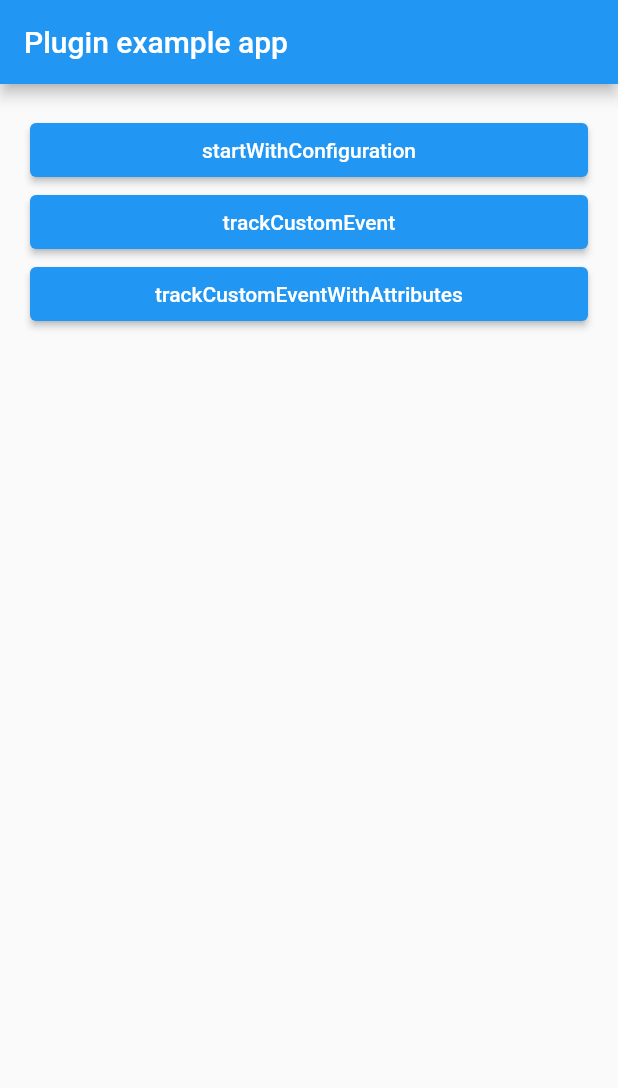
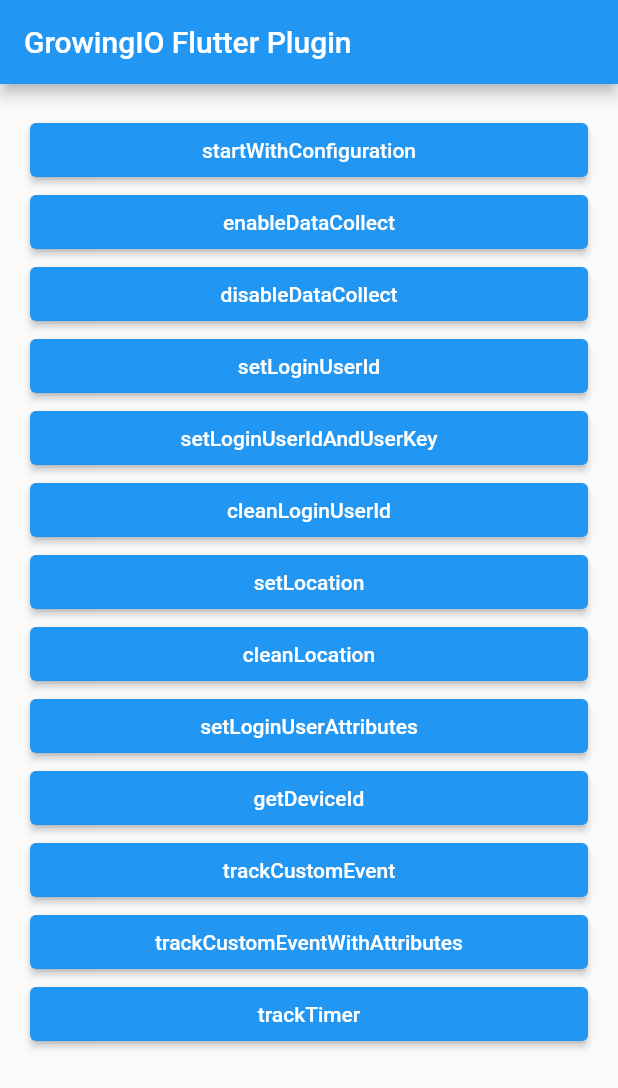
Before and after one commit to growingio/flutter-growingio-sdk-autotracker-plugin, a Flutter app: the screen it shows after launch, after a tap on "startWithConfiguration", on a phone screen of 412 x 824 dp. Shown: the top 1088 px of the screen. Run offline on Flutter 3.47's test engine with Material 2 defaults, Android fonts, the phone set to English and light mode, and no system bars; our stand-ins replace plugin_platform_interface.

Commit message:
feat: flutter plugin

```diff
--- a/example/lib/main.dart
+++ b/example/lib/main.dart
@@ -3,6 +3,7 @@
 
 import 'package:flutter/services.dart';
 import 'package:growingio_sdk_autotracker/growingio_sdk_autotracker.dart';
+import 'package:growingio_sdk_autotracker_example/trackTimerPage.dart';
 
 void main() {
   runApp(const MyApp());
@@ -16,45 +17,14 @@
 }
 
 class _MyAppState extends State<MyApp> {
-  String _platformVersion = 'Unknown';
-  final _growingioSdkAutotrackerPlugin = GrowingioSdkAutotracker();
-
-  @override
-  void initState() {
-    super.initState();
-    initPlatformState();
-  }
-
-  // Platform messages are asynchronous, so we initialize in an async method.
-  Future<void> initPlatformState() async {
-    String platformVersion;
-    // Platform messages may fail, so we use a try/catch PlatformException.
-    // We also handle the message potentially returning null.
-    try {
-      platformVersion =
-          await _growingioSdkAutotrackerPlugin.getPlatformVersion() ?? 'Unknown platform version';
-    } on PlatformException {
-      platformVersion = 'Failed to get platform version.';
-    }
-
-    // If the widget was removed from the tree while the asynchronous platform
-    // message was in flight, we want to discard the reply rather than calling
-    // setState to update our non-existent appearance.
-    if (!mounted) return;
-
-    setState(() {
-      _platformVersion = platformVersion;
-    });
-  }
+  final gio = GrowingioSdkAutotracker();
 
   @override
   Widget build(BuildContext context) {
-    final gio = GrowingioSdkAutotracker();
-
     return MaterialApp(
       home: Scaffold(
         appBar: AppBar(
-          title: const Text('Plugin example app'),
+          title: const Text('GrowingIO Flutter Plugin'),
         ),
         body: ListView(
           padding: const EdgeInsets.all(20.0),
@@ -66,9 +36,68 @@
                   projectId: "1234567890",
                   dataCollectionServerHost: "https://run.mocky.io/v3/08999138-a180-431d-a136-051f3c6bd306",
                   dataSourceId: "1234567890",
-                  debugEnabled: true);
+                  // urlScheme: "growing.xxxxx",
+                  debugEnabled: true,
+                  // dataCollectionEnabled: true,
+                  // idMappingEnabled: true,
+                  // encryptEnabled: true,
+                  // cellularDataLimit: 10,
+                  // dataUploadInterval: 15,
+                  // sessionInterval: 20,
+                  // excludeEvent: growingFilterEventValues[GrowingFilterEvent.clickChangeSubmit],
+                  // ignoreField: growingIgnoreFieldValues[GrowingIgnoreField.networkState],
+                  );
               }
             ),
+            ElevatedButton(
+              child: const Text("enableDataCollect"),
+              onPressed: () {
+                gio.setDataCollectionEnabled(true);
+              }
+            ),
+            ElevatedButton(
+              child: const Text("disableDataCollect"),
+              onPressed: () {
+                gio.setDataCollectionEnabled(false);
+              }
+            ),
+            ElevatedButton(
+              child: const Text("setLoginUserId"),
+              onPressed: () {
+                gio.setLoginUserId(userId: "12345");
+              }
+            ),
+            ElevatedButton(
+              child: const Text("setLoginUserIdAndUserKey"),
+              onPressed: () {
+                gio.setLoginUserId(userId: "54321", userKey: "iPhone");
+              }
+            ),
+            ElevatedButton(
+              child: const Text("cleanLoginUserId"),
+              onPressed: () {
+                gio.cleanLoginUserId();
+              }
+            ),
+            ElevatedButton(
+              child: const Text("setLocation"),
+              onPressed: () {
+                gio.setLocation(latitude: 30.12345, longitude: 120.12345);
+              }
+            ),
+            ElevatedButton(
+              child: const Text("cleanLocation"),
+              onPressed: () {
+                gio.cleanLocation();
+              }
+            ),
+            ElevatedButton(
+              child: const Text("setLoginUserAttributes"),
+              onPressed: () {
+                gio.setLoginUserAttributes(attributes: {"key" : "value"});
+              }
+            ),
+            const GetDeviceIdRow(),
             ElevatedButton(
               child: const Text("trackCustomEvent"),
               onPressed: () {
@@ -81,9 +110,43 @@
                 gio.trackCustomEvent(eventName: "CSTMWithAttr", attributes: {"key" : "value"});
               }
             ),
+            Builder(builder: (context) =>
+              ElevatedButton(
+                child: const Text("trackTimer"),
+                onPressed: () {
+                  Navigator.push(context, MaterialPageRoute(builder: (context) => const TrackTimerPage()));
+                }
+              ),
+            ),
           ],
         )
       ),
     );
   }
 }
+
+class _GetDeviceIdRowState extends State<GetDeviceIdRow> {
+  String? deviceId;
+
+  void _getDeviceId() async {
+    String curDeviceId = await GrowingioSdkAutotracker().getDeviceId() ?? "";
+    setState(() {
+      deviceId = curDeviceId;
+    });
+  }
+
+  @override
+  Widget build(BuildContext context) {
+    return ElevatedButton(
+      onPressed: _getDeviceId,
+      child: deviceId == null ? const Text("getDeviceId") : Text(deviceId!)
+    );
+  }
+}
+
+class GetDeviceIdRow extends StatefulWidget {
+  const GetDeviceIdRow({super.key});
+
+  @override
+  State<GetDeviceIdRow> createState() => _GetDeviceIdRowState();
+}
--- a/lib/growingio_sdk_autotracker.dart
+++ b/lib/growingio_sdk_autotracker.dart
@@ -1,19 +1,10 @@
-
 import 'growingio_sdk_autotracker_platform_interface.dart';
+export 'growingio_sdk_autotracker_platform_interface.dart'
+    show growingFilterEventValues, growingIgnoreFieldValues, GrowingFilterEvent, GrowingIgnoreField;
 
 class GrowingioSdkAutotracker {
   Future<String?> getPlatformVersion() {
     return GrowingioSdkAutotrackerPlatform.instance.getPlatformVersion();
-  }
-
-  Future<void> trackCustomEvent({
-    required String eventName,
-    Map<String, String>? attributes
-    }) async {
-      return GrowingioSdkAutotrackerPlatform.instance.trackCustomEvent(
-        eventName: eventName,
-        attributes: attributes
-        );
   }
 
   Future<void> startWithConfiguration({
@@ -47,4 +38,85 @@
         ignoreField: ignoreField,
         );
   }
+
+  Future<void> setDataCollectionEnabled(bool enabled) async {
+    return GrowingioSdkAutotrackerPlatform.instance.setDataCollectionEnabled(enabled);
+  }
+
+  Future<void> setLoginUserId({
+    required String userId,
+    String? userKey,
+  }) async {
+    return GrowingioSdkAutotrackerPlatform.instance.setLoginUserId(userId: userId,userKey: userKey);
+  }
+
+  Future<void> cleanLoginUserId() async {
+    return GrowingioSdkAutotrackerPlatform.instance.cleanLoginUserId();
+  }
+
+  Future<void> setLocation({
+    required double latitude,
+    required double longitude,
+  }) async {
+    return GrowingioSdkAutotrackerPlatform.instance.setLocation(latitude: latitude,longitude: longitude);
+  }
+
+  Future<void> cleanLocation() async {
+    return GrowingioSdkAutotrackerPlatform.instance.cleanLocation();
+  }
+
+  Future<void> setLoginUserAttributes({
+    required Map<String, String> attributes,
+  }) async {
+    return GrowingioSdkAutotrackerPlatform.instance.setLoginUserAttributes(attributes: attributes);
+  }
+
+  Future<String?> getDeviceId() async {
+    return GrowingioSdkAutotrackerPlatform.instance.getDeviceId();
+  }
+
+  Future<void> trackCustomEvent({
+    required String eventName,
+    Map<String, String>? attributes
+    }) async {
+      return GrowingioSdkAutotrackerPlatform.instance.trackCustomEvent(
+        eventName: eventName,
+        attributes: attributes
+        );
+  }
+
+  Future<String?> trackTimerStart({
+    required String eventName,
+    }) async {
+    return GrowingioSdkAutotrackerPlatform.instance.trackTimerStart(eventName: eventName);
+  }
+
+  Future<void> trackTimerPause({
+    required String timerId,
+    }) async {
+    return GrowingioSdkAutotrackerPlatform.instance.trackTimerPause(timerId: timerId);
+  }
+
+  Future<void> trackTimerResume({
+    required String timerId,
+    }) async {
+    return GrowingioSdkAutotrackerPlatform.instance.trackTimerResume(timerId: timerId);
+  }
+
+  Future<void> trackTimerEnd({
+    required String timerId,
+    Map<String, String>? attributes,
+    }) async {
+    return GrowingioSdkAutotrackerPlatform.instance.trackTimerEnd(timerId: timerId, attributes: attributes);
+  }
+
+  Future<void> removeTimer({
+    required String timerId,
+    }) async {
+    return GrowingioSdkAutotrackerPlatform.instance.removeTimer(timerId: timerId);
+  }
+
+  Future<void> clearTrackTimer() async {
+    return GrowingioSdkAutotrackerPlatform.instance.clearTrackTimer();
+  }
 }
--- a/lib/growingio_sdk_autotracker_platform_interface.dart
+++ b/lib/growingio_sdk_autotracker_platform_interface.dart
@@ -1,6 +1,58 @@
 import 'package:plugin_platform_interface/plugin_platform_interface.dart';
 
 import 'growingio_sdk_autotracker_method_channel.dart';
+
+enum GrowingFilterEvent {
+  visit,
+  custom,
+  loginUserAttributes,
+
+  // autotrack
+  page,
+  appClosed,
+  viewClick,
+  viewChange,
+  formSubmit,
+  clickChangeSubmit,
+
+  // advert
+  activate,
+  reengage,
+}
+
+enum GrowingIgnoreField {
+  networkState,
+  screenWidth,
+  screenHeight,
+  deviceBrand,
+  deviceModel,
+  deviceType,
+  all,
+}
+
+const growingFilterEventValues = {
+  GrowingFilterEvent.visit: (1 << 0),
+  GrowingFilterEvent.custom: (1 << 1),
+  GrowingFilterEvent.loginUserAttributes: (1 << 2),
+  GrowingFilterEvent.page: (1 << 3),
+  GrowingFilterEvent.appClosed: (1 << 4),
+  GrowingFilterEvent.viewClick: (1 << 5),
+  GrowingFilterEvent.viewChange: (1 << 6),
+  GrowingFilterEvent.formSubmit: (1 << 7),
+  GrowingFilterEvent.clickChangeSubmit: ((1 << 5) + (1 << 6) + (1 << 7)),
+  GrowingFilterEvent.activate: (1 << 8),
+  GrowingFilterEvent.reengage: (1 << 9),
+};
+
+const growingIgnoreFieldValues = {
+  GrowingIgnoreField.networkState: (1 << 0),
+  GrowingIgnoreField.screenWidth: (1 << 1),
+  GrowingIgnoreField.screenHeight: (1 << 2),
+  GrowingIgnoreField.deviceBrand: (1 << 3),
+  GrowingIgnoreField.deviceModel: (1 << 4),
+  GrowingIgnoreField.deviceType: (1 << 5),
+  GrowingIgnoreField.all: ((1 << 0) + (1 << 1) + (1 << 2) + (1 << 3) + (1 << 4) + (1 << 5)),
+};
 
 abstract class GrowingioSdkAutotrackerPlatform extends PlatformInterface {
   /// Constructs a GrowingioSdkAutotrackerPlatform.
@@ -77,7 +129,7 @@
     throw UnimplementedError('setLoginUserAttributes() has not been implemented.');
   }
 
-  Future<String?> get deviceId {
+  Future<String?> getDeviceId() async {
     throw UnimplementedError('get {deviceId} has not been implemented.');
   }
 
@@ -88,9 +140,9 @@
       throw UnimplementedError('trackCustomEvent() has not been implemented.');
   }
 
-  Future<String> trackTimerStart({
+  Future<String?> trackTimerStart({
     required String eventName,
-    }) {
+    }) async {
       throw UnimplementedError('trackTimerStart() has not been implemented.');
   }
 
```
Also changed, not shown: example/lib/trackTimerPage.dart (added, +188 -0 lines), lib/growingio_sdk_autotracker_method_channel.dart (+64 -58 lines), 2 other files.
